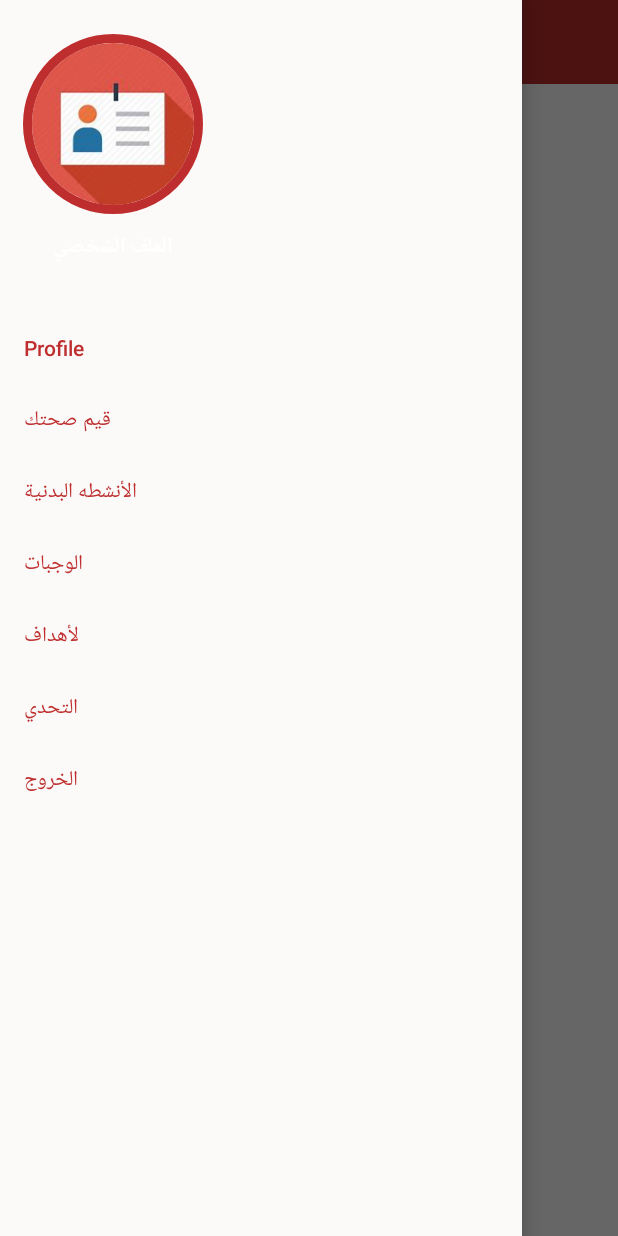
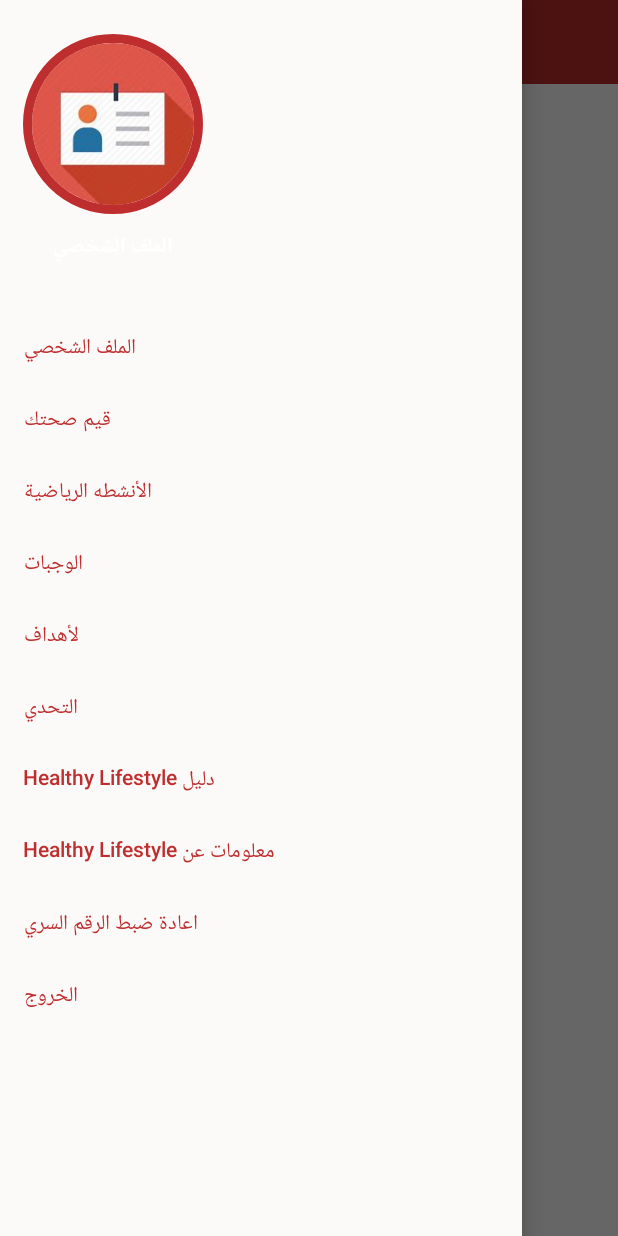
Before and after one commit to AlineJo/MyHealth, an Android app: the SideMenuActivity screen opened directly, with no data from a screen before it, in the side drawer, after a tap on "قيم صحتك", on a phone screen of 412 x 824 dp. Run offline under Robolectric (Android 15) with nearby library versions, the phone set to English and light mode, and no system bars; our stand-ins replace CircleImageView.

Commit message:
rewrite the messages

```diff
--- a/app/src/main/java/com/example/myhealth/activities/SideMenuActivity.java
+++ b/app/src/main/java/com/example/myhealth/activities/SideMenuActivity.java
@@ -52,7 +52,7 @@ public class SideMenuActivity extends AppCompatActivity implements NavigationVie
     public boolean onNavigationItemSelected(@NonNull MenuItem menuItem) {
         switch (menuItem.getItemId()) {
             case R.id.profile:
-                Toast.makeText(SideMenuActivity.this, "Profile Selected", Toast.LENGTH_SHORT).show();
+                Toast.makeText(SideMenuActivity.this, "الملف الشخصي", Toast.LENGTH_SHORT).show();
                 drawerLayout.closeDrawer(GravityCompat.START);
                 PActivityFragment fragment = new PActivityFragment();
                 fragment.setMsg("Hello!!!!");
@@ -60,29 +60,29 @@ public class SideMenuActivity extends AppCompatActivity implements NavigationVie
 
                 break;
             case R.id.lifestyle:
-                Toast.makeText(SideMenuActivity.this, "Contact us Selected", Toast.LENGTH_SHORT).show();
+                Toast.makeText(SideMenuActivity.this, "قيم صحتك", Toast.LENGTH_SHORT).show();
                 break;
             case R.id.activity:
-                Toast.makeText(SideMenuActivity.this, "الانشطة البدنية", Toast.LENGTH_SHORT).show();
+                Toast.makeText(SideMenuActivity.this, "الانشطة الرياضية", Toast.LENGTH_SHORT).show();
                 drawerLayout.closeDrawer(GravityCompat.START);
                 changeFragmentTo(new SportActivitiesFragment(), SportActivitiesFragment.class.getSimpleName());
 
                 break;
             case R.id.food:
-                Toast.makeText(SideMenuActivity.this, "About us Selected", Toast.LENGTH_SHORT).show();
+                Toast.makeText(SideMenuActivity.this, "الوجبات", Toast.LENGTH_SHORT).show();
                 drawerLayout.closeDrawer(GravityCompat.START);
                 break;
             case R.id.goal:
-                Toast.makeText(SideMenuActivity.this, "Goals", Toast.LENGTH_SHORT).show();
+                Toast.makeText(SideMenuActivity.this, "الاهداف", Toast.LENGTH_SHORT).show();
                 drawerLayout.closeDrawer(GravityCompat.START);
                 break;
             case R.id.challenge:
-                Toast.makeText(SideMenuActivity.this, "Challenge", Toast.LENGTH_SHORT).show();
+                Toast.makeText(SideMenuActivity.this, "التحدي", Toast.LENGTH_SHORT).show();
                 drawerLayout.closeDrawer(GravityCompat.START);
                 changeFragmentTo(new ChallengeFragment(), ChallengeFragment.class.getSimpleName());
                 break;
             case R.id.logout:
-                Toast.makeText(SideMenuActivity.this, "Logout Selected", Toast.LENGTH_SHORT).show();
+                Toast.makeText(SideMenuActivity.this, "الخروج", Toast.LENGTH_SHORT).show();
                 drawerLayout.closeDrawer(GravityCompat.START);
                 break;
             default:
--- /dev/null
+++ b/app/src/main/res/drawable/ic_help_black_24dp.xml
@@ -0,0 +1,5 @@
+<vector android:height="24dp" android:tint="#FFFFFF"
+    android:viewportHeight="24.0" android:viewportWidth="24.0"
+    android:width="24dp" xmlns:android="http://schemas.android.com/apk/res/android">
+    <path android:fillColor="#FF000000" android:pathData="M12,2C6.48,2 2,6.48 2,12s4.48,10 10,10 10,-4.48 10,-10S17.52,2 12,2zM13,19h-2v-2h2v2zM15.07,11.25l-0.9,0.92C13.45,12.9 13,13.5 13,15h-2v-0.5c0,-1.1 0.45,-2.1 1.17,-2.83l1.24,-1.26c0.37,-0.36 0.59,-0.86 0.59,-1.41 0,-1.1 -0.9,-2 -2,-2s-2,0.9 -2,2L8,9c0,-2.21 1.79,-4 4,-4s4,1.79 4,4c0,0.88 -0.36,1.68 -0.93,2.25z"/>
+</vector>
--- /dev/null
+++ b/app/src/main/res/drawable/ic_info_black_24dp.xml
@@ -0,0 +1,5 @@
+<vector android:height="24dp" android:tint="#FFFFFF"
+    android:viewportHeight="24.0" android:viewportWidth="24.0"
+    android:width="24dp" xmlns:android="http://schemas.android.com/apk/res/android">
+    <path android:fillColor="#FF000000" android:pathData="M12,2C6.48,2 2,6.48 2,12s4.48,10 10,10 10,-4.48 10,-10S17.52,2 12,2zM13,17h-2v-6h2v6zM13,9h-2L11,7h2v2z"/>
+</vector>
--- a/app/src/main/res/drawable/ic_launcher_background.xml
+++ b/app/src/main/res/drawable/ic_launcher_background.xml
@@ -5,7 +5,7 @@
     android:viewportWidth="108"
     android:viewportHeight="108">
     <path
-        android:fillColor="#008577"
+        android:fillColor="#F44336"
         android:pathData="M0,0h108v108h-108z" />
     <path
         android:fillColor="#00000000"
--- /dev/null
+++ b/app/src/main/res/drawable/ic_update_black_24dp.xml
@@ -0,0 +1,5 @@
+<vector android:height="24dp" android:tint="#FFFFFF"
+    android:viewportHeight="24.0" android:viewportWidth="24.0"
+    android:width="24dp" xmlns:android="http://schemas.android.com/apk/res/android">
+    <path android:fillColor="#FF000000" android:pathData="M21,10.12h-6.78l2.74,-2.82c-2.73,-2.7 -7.15,-2.8 -9.88,-0.1 -2.73,2.71 -2.73,7.08 0,9.79 2.73,2.71 7.15,2.71 9.88,0C18.32,15.65 19,14.08 19,12.1h2c0,1.98 -0.88,4.55 -2.64,6.29 -3.51,3.48 -9.21,3.48 -12.72,0 -3.5,-3.47 -3.53,-9.11 -0.02,-12.58 3.51,-3.47 9.14,-3.47 12.65,0L21,3v7.12zM12.5,8v4.25l3.5,2.08 -0.72,1.21L11,13V8h1.5z"/>
+</vector>
--- a/app/src/main/res/layout/goal.xml
+++ b/app/src/main/res/layout/goal.xml
@@ -33,7 +33,7 @@
         android:layout_height="wrap_content"
         android:text="السعرات الحراريه الخاصه بك:"
         android:textSize="24dp"
-       android:paddingLeft="95dp"
+        android:paddingLeft="95dp"
         android:paddingTop="20dp"/>
 
     <TextView
--- a/app/src/main/res/menu/menu_item.xml
+++ b/app/src/main/res/menu/menu_item.xml
@@ -2,14 +2,14 @@
 <menu xmlns:android="http://schemas.android.com/apk/res/android">
     <item
         android:id="@+id/profile"
-        android:title="Profile" />
+        android:title="الملف الشخصي" />
 
     <item
         android:id="@+id/lifestyle"
         android:title="قيم صحتك" />
     <item
         android:id="@+id/activity"
-        android:title="الأنشطه البدنية" />
+        android:title="الأنشطه الرياضية" />
     <item
         android:id="@+id/food"
         android:title="الوجبات" />
@@ -20,6 +20,17 @@
     <item
         android:id="@+id/challenge"
         android:title="التحدي" />
+
+    <item
+        android:id="@+id/help"
+        android:title="دليل Healthy Lifestyle" />
+    <item
+        android:id="@+id/info"
+        android:title="معلومات عن Healthy Lifestyle" />
+    <item
+        android:id="@+id/resetpass"
+        android:title="اعادة ضبط الرقم السري" />
+
     <item
         android:id="@+id/logout"
         android:title="الخروج" />
```
Also changed, not shown: app/src/main/res/menu/menu_nav.xml (+13 -0 lines), app/src/main/res/mipmap-xxhdpi/exer2.png (added).
